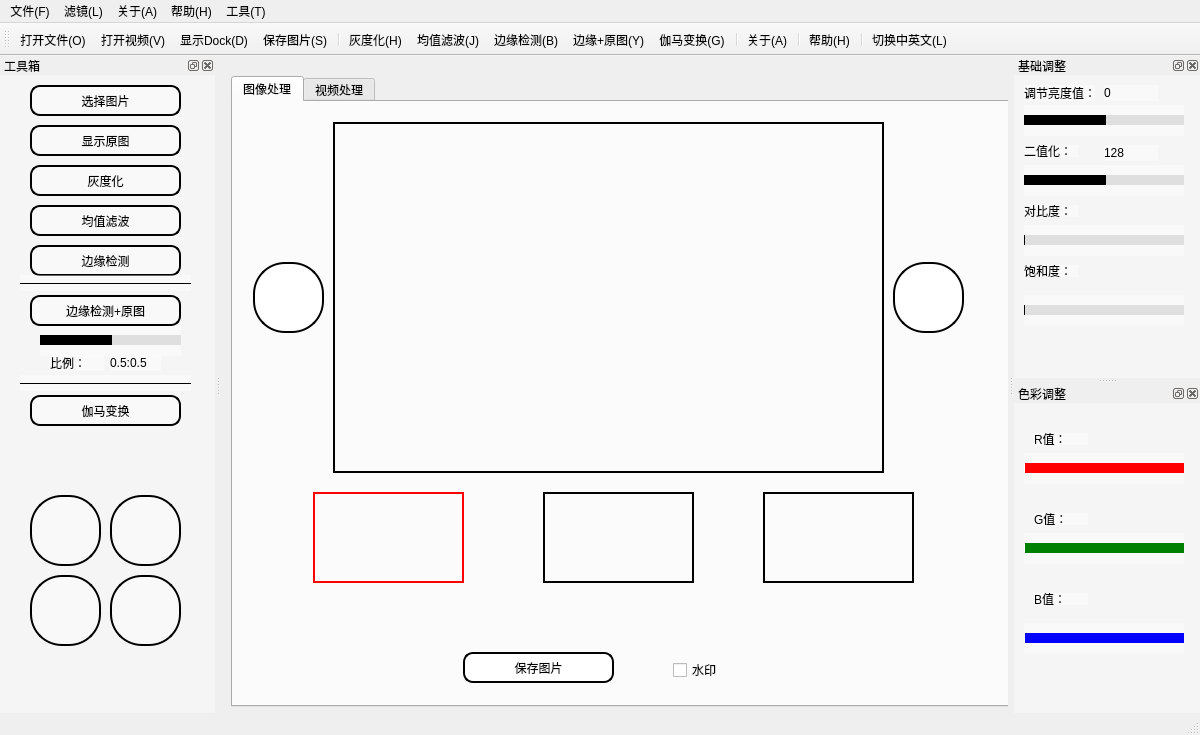
The window that mainwindow.ui (gaojiahao899/Multifunctional-image-and-video-processing-tool) describes before a commit, drawn with Qt 5.
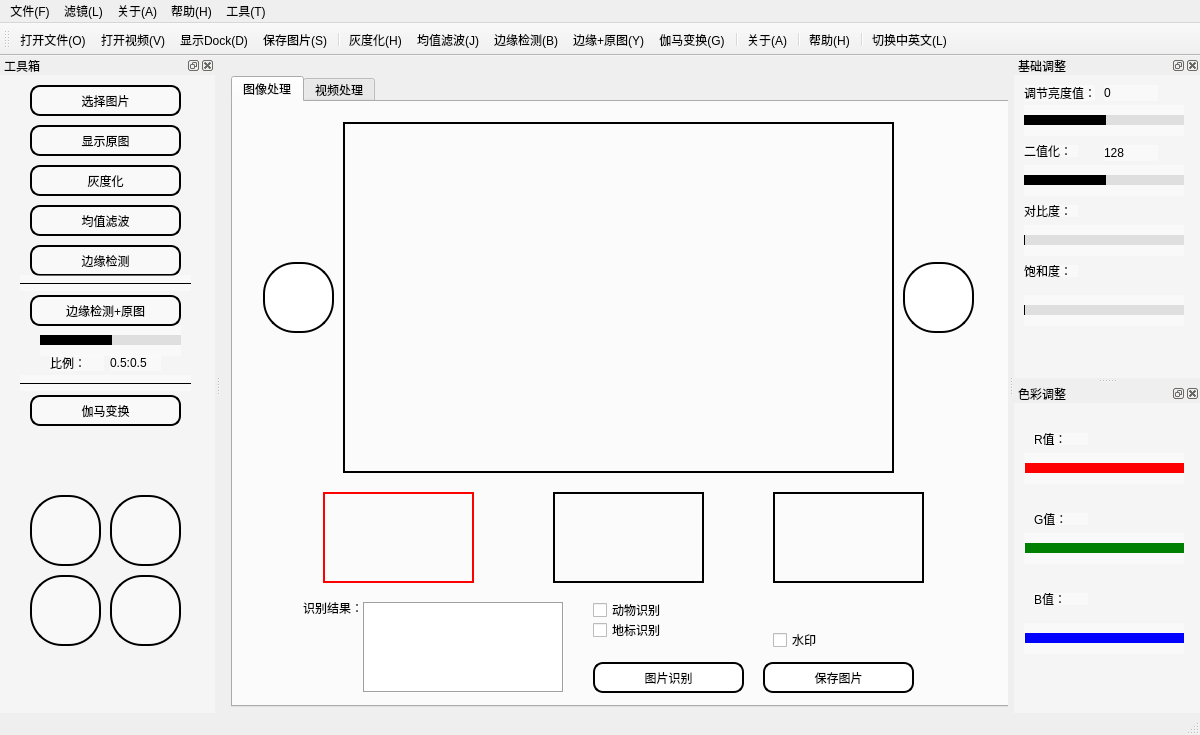
The same window after the commit. Icons and pictures are not drawn.

Commit message: 增加了图像识别

Diff of the .ui file:
```diff
--- a/mainwindow.ui
+++ b/mainwindow.ui
@@ -61,7 +61,7 @@
      <widget class="QWidget" name="widget" native="true">
       <property name="geometry">
        <rect>
-        <x>10</x>
+        <x>20</x>
         <y>10</y>
         <width>741</width>
         <height>591</height>
@@ -70,9 +70,9 @@
       <widget class="QCheckBox" name="checkBox">
        <property name="geometry">
         <rect>
-         <x>430</x>
-         <y>550</y>
-         <width>91</width>
+         <x>520</x>
+         <y>520</y>
+         <width>71</width>
          <height>16</height>
         </rect>
        </property>
@@ -194,8 +194,8 @@
       <widget class="QPushButton" name="pushButton_save">
        <property name="geometry">
         <rect>
-         <x>220</x>
-         <y>540</y>
+         <x>510</x>
+         <y>550</y>
          <width>151</width>
          <height>31</height>
         </rect>
@@ -204,6 +204,71 @@
         <string>保存图片</string>
        </property>
       </widget>
+      <widget class="QPushButton" name="pushButton_recognition">
+       <property name="geometry">
+        <rect>
+         <x>340</x>
+         <y>550</y>
+         <width>151</width>
+         <height>31</height>
+        </rect>
+       </property>
+       <property name="text">
+        <string>图片识别</string>
+       </property>
+      </widget>
+      <widget class="QLabel" name="label_rec_end">
+       <property name="geometry">
+        <rect>
+         <x>50</x>
+         <y>480</y>
+         <width>61</width>
+         <height>31</height>
+        </rect>
+       </property>
+       <property name="text">
+        <string>识别结果：</string>
+       </property>
+      </widget>
+      <widget class="QTextEdit" name="textEdit_rec_end">
+       <property name="geometry">
+        <rect>
+         <x>110</x>
+         <y>490</y>
+         <width>201</width>
+         <height>91</height>
+        </rect>
+       </property>
+       <property name="frameShape">
+        <enum>QFrame::Box</enum>
+       </property>
+      </widget>
+      <widget class="QCheckBox" name="checkBox_animal">
+       <property name="geometry">
+        <rect>
+         <x>340</x>
+         <y>490</y>
+         <width>71</width>
+         <height>16</height>
+        </rect>
+       </property>
+       <property name="text">
+        <string>动物识别</string>
+       </property>
+      </widget>
+      <widget class="QCheckBox" name="checkBox_landmark">
+       <property name="geometry">
+        <rect>
+         <x>340</x>
+         <y>510</y>
+         <width>71</width>
+         <height>16</height>
+        </rect>
+       </property>
+       <property name="text">
+        <string>地标识别</string>
+       </property>
+      </widget>
      </widget>
     </widget>
     <widget class="QWidget" name="tab_2">
```
The commit also changes 14 other files.
